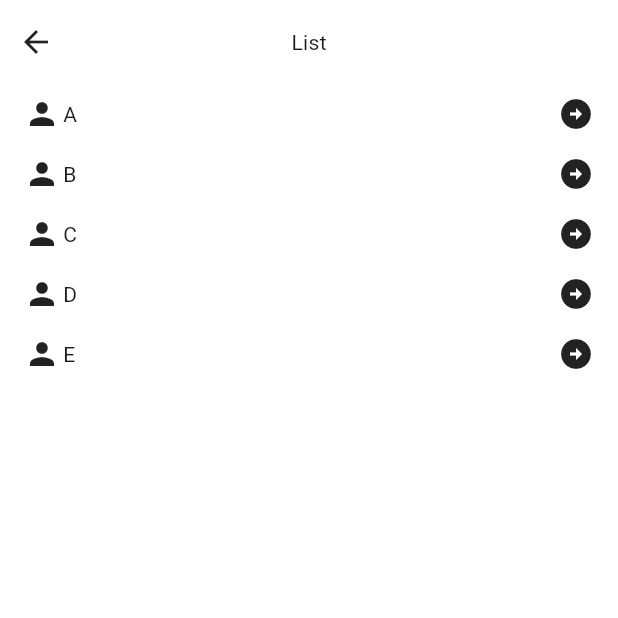
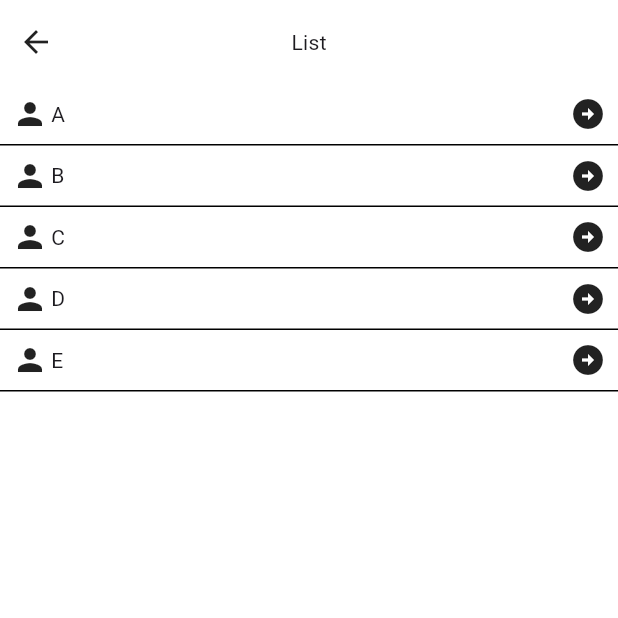
Before and after one commit to trionesdev/triones-antd-mobile-flutter, a Flutter app: the screen it shows after launch, after a tap on "List", on a phone screen of 412 x 824 dp, the top half of it. Run offline on Flutter 3.47's test engine with Material 3 defaults, Android fonts, the phone set to English and light mode, and no system bars.

Commit message:
feat:init

```diff
--- a/example/lib/pages/list_page.dart
+++ b/example/lib/pages/list_page.dart
@@ -28,10 +28,13 @@ class _ListPageState extends State<ListPage>{
         dataSource: list,
         itemRender: (context,item, index){
           return AntListItem(
-            style: const StateStyle(
-              backgroundColor: Colors.red,
-              fontSize: 20,
-            ),
+            style: StateStyle(style: const Style(
+              borderBottom: StyleBorder(
+                color: Colors.black,
+                width: 1,
+                style: BorderStyle.solid
+              )
+            )),
             icon: const Icon(Icons.person),
             title: Text(item["name"]),
             extra: Icon(Icons.arrow_circle_right),
--- a/lib/antd.dart
+++ b/lib/antd.dart
@@ -3,6 +3,7 @@ library;
 export 'src/components/theme/theme_data.dart';
 export 'src/components/style/style.dart';
 export 'src/components/style/state_style.dart';
+export 'src/components/style/style_element.dart';
 export 'src/components/app/app.dart';
 export 'src/components/button/button.dart';
 export 'src/components/input/input.dart';
--- a/lib/src/components/card/card.dart
+++ b/lib/src/components/card/card.dart
@@ -20,6 +20,7 @@ class AntCard extends StatefulWidget {
 }
 
 class _AntCardState extends State<AntCard> {
+
   @override
   Widget build(BuildContext context) {
     List<Widget> children = [];
--- a/lib/src/components/list/list.dart
+++ b/lib/src/components/list/list.dart
@@ -1,7 +1,6 @@
 import 'package:flutter/cupertino.dart';
+import 'package:trionesdev_antd_mobile/antd.dart';
 
-import '../style/state_style.dart';
-import '../style/style_element.dart';
 
 typedef ListItemRenderCallback = Widget Function(
     BuildContext context, dynamic item, int index);
@@ -61,8 +60,9 @@ class AntListItem extends StatefulWidget {
 class _AntListItemState extends State<AntListItem> {
   @override
   Widget build(BuildContext context) {
-    _AntListItemStyle style = _AntListItemStyle();
-    style = style.merge(widget.style);
+
+    StateStyle style = _AntListItemStyle(context,widget);
+style = style.merge(widget.style);
 
     List<Widget> children = [];
     if (widget.icon != null) {
@@ -92,24 +92,21 @@ class _AntListItemState extends State<AntListItem> {
 }
 
 class _AntListItemStyle extends StateStyle {
-  const _AntListItemStyle();
+  const _AntListItemStyle(this.context, this.listItem);
+  final BuildContext context;
+  final AntListItem listItem;
+
 
   @override
-  Color? get backgroundColor {
-    return const Color(0xffffffff);
+  Style get style{
+    return Style(
+      padding: StylePadding(
+        top: 8,
+        bottom: 8,
+        left: 8,
+        right: 8,
+      )
+    );
   }
 
-  @override
-  double? get fontSize => 12;
-
-  @override
-  StylePadding? get padding => const StylePadding(
-        top: 8,
-        bottom: 8,
-        left: 16,
-        right: 16,
-      );
-
-
-
 }
--- a/lib/src/components/space/space.dart
+++ b/lib/src/components/space/space.dart
@@ -33,7 +33,7 @@ class _AntSpaceState extends State<AntSpace> {
   @override
   Widget build(BuildContext context) {
     _AntSpaceStyle style = _AntSpaceStyle();
-    style.merge(widget.style);
+    // style.merge(widget.style);
 
     Widget child = widget.children != null
         ? widget.direction == SpaceDirection.vertical
--- a/lib/src/components/style/state_style.dart
+++ b/lib/src/components/style/state_style.dart
@@ -2,48 +2,11 @@ import 'package:flutter/widgets.dart';
 
 import 'style.dart';
 
-abstract class  StateStyle extends Style {
+class StateStyle {
   const StateStyle(
-      {super.height,
-      super.width,
-      super.color,
-      super.fontSize,
-      //background
-      super.backgroundColor,
-      super.backgroundImage,
-      //padding
-      super.padding,
-      super.paddingTop,
-      super.paddingBottom,
-      super.paddingLeft,
-      super.paddingRight,
-      //border
-      super.border,
-      super.borderColor,
-      super.borderWidth,
-      super.borderStyle,
-      super.borderRadius,
-      //border bottom
-      super.borderBottom,
-      super.borderBottomColor,
-      super.borderBottomWidth,
-      super.borderBottomStyle,
-      super.borderBottomLeftRadius,
-      super.borderBottomRightRadius,
-      //border top
-      super.borderTop,
-      super.borderTopColor,
-      super.borderTopWidth,
-      super.borderTopStyle,
-      super.borderTopLeftRadius,
-      super.borderTopRightRadius,
-      //border left
-      super.borderLeft,
-      super.borderLeftColor,
-      super.borderLeftWidth,
-      super.borderRightColor,
-      super.borderRightWidth,
+      {
 //state
+      this.style ,
       this.hovered,
       this.focused,
       this.pressed,
@@ -53,6 +16,7 @@ abstract class  StateStyle extends Style {
       this.disabled,
       this.error});
 
+  final Style? style;
   final Style? hovered;
   final Style? focused;
   final Style? pressed;
@@ -64,7 +28,7 @@ abstract class  StateStyle extends Style {
 
   Style? resolve(Set<WidgetState> states) {
     return WidgetStateProperty.resolveWith((states) {
-      Style? style = this;
+      Style? style = this.style ?? Style();
       if (states.contains(WidgetState.hovered)) {
         style = style.merge(hovered);
       }
@@ -80,4 +44,12 @@ abstract class  StateStyle extends Style {
       return style;
     }).resolve(states);
   }
+
+  StateStyle merge(StateStyle? source) {
+    if (source == null) {
+      return this;
+    }
+    return StateStyle(
+        style: (style ?? Style()).merge(source.style));
+  }
 }
--- a/lib/src/components/style/style.dart
+++ b/lib/src/components/style/style.dart
@@ -103,7 +103,7 @@ class Style with Diagnosticable {
   final double? borderRightWidth;
   final BorderStyle? borderRightStyle;
 
-  Style merge(Style? source) {
+  Style merge<T extends Style>(T? source) {
     if (source == null) {
       return this;
     }
@@ -114,6 +114,12 @@ class Style with Diagnosticable {
       width: source.width ?? width,
       backgroundColor: source.backgroundColor ?? backgroundColor,
       backgroundImage: source.backgroundImage ?? backgroundImage,
+      //padding
+      padding: source.padding?? padding,
+      paddingTop: source.paddingTop ?? paddingTop,
+      paddingBottom: source.paddingBottom ?? paddingBottom,
+      paddingLeft: source.paddingLeft ?? paddingLeft,
+      paddingRight: source.paddingRight ?? paddingRight,
       //border
       border: source.border ?? border,
       borderColor: source.borderColor ?? borderColor,
@@ -126,9 +132,9 @@ class Style with Diagnosticable {
       borderBottomWidth: source.borderBottomWidth ?? borderBottomWidth,
       borderBottomStyle: source.borderBottomStyle ?? borderBottomStyle,
       borderBottomLeftRadius:
-      source.borderBottomLeftRadius ?? borderBottomLeftRadius,
+          source.borderBottomLeftRadius ?? borderBottomLeftRadius,
       borderBottomRightRadius:
-      source.borderBottomRightRadius ?? borderBottomRightRadius,
+          source.borderBottomRightRadius ?? borderBottomRightRadius,
       // border top
       borderTop: source.borderTop ?? borderTop,
       borderTopColor: source.borderTopColor ?? borderTopColor,
@@ -147,7 +153,7 @@ class Style with Diagnosticable {
       borderRightWidth: source.borderRightWidth ?? borderRightWidth,
       borderRightStyle: source.borderRightStyle ?? borderRightStyle,
     );
-    return this;
+    return mergedStyle;
   }
 
   BoxDecoration get decoration {
```
Also changed, not shown: example/pubspec.lock.
